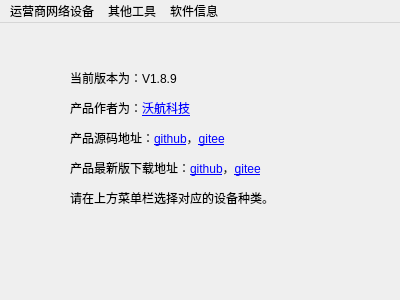
First picture: the form in mainwindow/mainwindow.ui, repository worldflyingct/setdevicetool, before the edit.
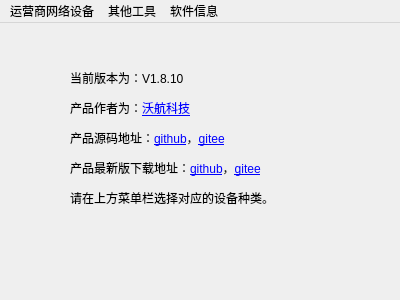
Second picture: the form after the edit. Icons and pictures are not drawn.

```diff
--- a/mainwindow/mainwindow.ui
+++ b/mainwindow/mainwindow.ui
@@ -31,7 +31,7 @@
      </rect>
     </property>
     <property name="text">
-     <string>&lt;html&gt;&lt;head/&gt;&lt;body&gt;&lt;p&gt;当前版本为：V1.8.9&lt;/p&gt;&lt;p&gt;产品作者为：&lt;a href=&quot;https://www.worldflying.cn&quot;&gt;&lt;span style=&quot; text-decoration: underline; color:#0000ff;&quot;&gt;沃航科技&lt;/span&gt;&lt;/a&gt;&lt;/p&gt;&lt;p&gt;产品源码地址：&lt;a href=&quot;https://github.com/worldflyingct/setdevicetool&quot;&gt;&lt;span style=&quot; text-decoration: underline; color:#0000ff;&quot;&gt;github&lt;/span&gt;&lt;/a&gt;，&lt;a href=&quot;https://gitee.com/worldflying/setdevicetool&quot;&gt;&lt;span style=&quot; text-decoration: underline; color:#0000ff;&quot;&gt;gitee&lt;/span&gt;&lt;/a&gt;&lt;/p&gt;&lt;p&gt;产品最新版下载地址：&lt;a href=&quot;https://github.com/worldflyingct/setdevicetool/releases&quot;&gt;&lt;span style=&quot; text-decoration: underline; color:#0000ff;&quot;&gt;github&lt;/span&gt;&lt;/a&gt;，&lt;a href=&quot;https://gitee.com/worldflying/setdevicetool/releases&quot;&gt;&lt;span style=&quot; text-decoration: underline; color:#0000ff;&quot;&gt;gitee&lt;/span&gt;&lt;/a&gt;&lt;/p&gt;&lt;p&gt;请在上方菜单栏选择对应的设备种类。&lt;/p&gt;&lt;/body&gt;&lt;/html&gt;</string>
+     <string>&lt;html&gt;&lt;head/&gt;&lt;body&gt;&lt;p&gt;当前版本为：V1.8.10&lt;/p&gt;&lt;p&gt;产品作者为：&lt;a href=&quot;https://www.worldflying.cn&quot;&gt;&lt;span style=&quot; text-decoration: underline; color:#0000ff;&quot;&gt;沃航科技&lt;/span&gt;&lt;/a&gt;&lt;/p&gt;&lt;p&gt;产品源码地址：&lt;a href=&quot;https://github.com/worldflyingct/setdevicetool&quot;&gt;&lt;span style=&quot; text-decoration: underline; color:#0000ff;&quot;&gt;github&lt;/span&gt;&lt;/a&gt;，&lt;a href=&quot;https://gitee.com/worldflying/setdevicetool&quot;&gt;&lt;span style=&quot; text-decoration: underline; color:#0000ff;&quot;&gt;gitee&lt;/span&gt;&lt;/a&gt;&lt;/p&gt;&lt;p&gt;产品最新版下载地址：&lt;a href=&quot;https://github.com/worldflyingct/setdevicetool/releases&quot;&gt;&lt;span style=&quot; text-decoration: underline; color:#0000ff;&quot;&gt;github&lt;/span&gt;&lt;/a&gt;，&lt;a href=&quot;https://gitee.com/worldflying/setdevicetool/releases&quot;&gt;&lt;span style=&quot; text-decoration: underline; color:#0000ff;&quot;&gt;gitee&lt;/span&gt;&lt;/a&gt;&lt;/p&gt;&lt;p&gt;请在上方菜单栏选择对应的设备种类。&lt;/p&gt;&lt;/body&gt;&lt;/html&gt;</string>
     </property>
     <property name="openExternalLinks">
      <bool>true</bool>
```
